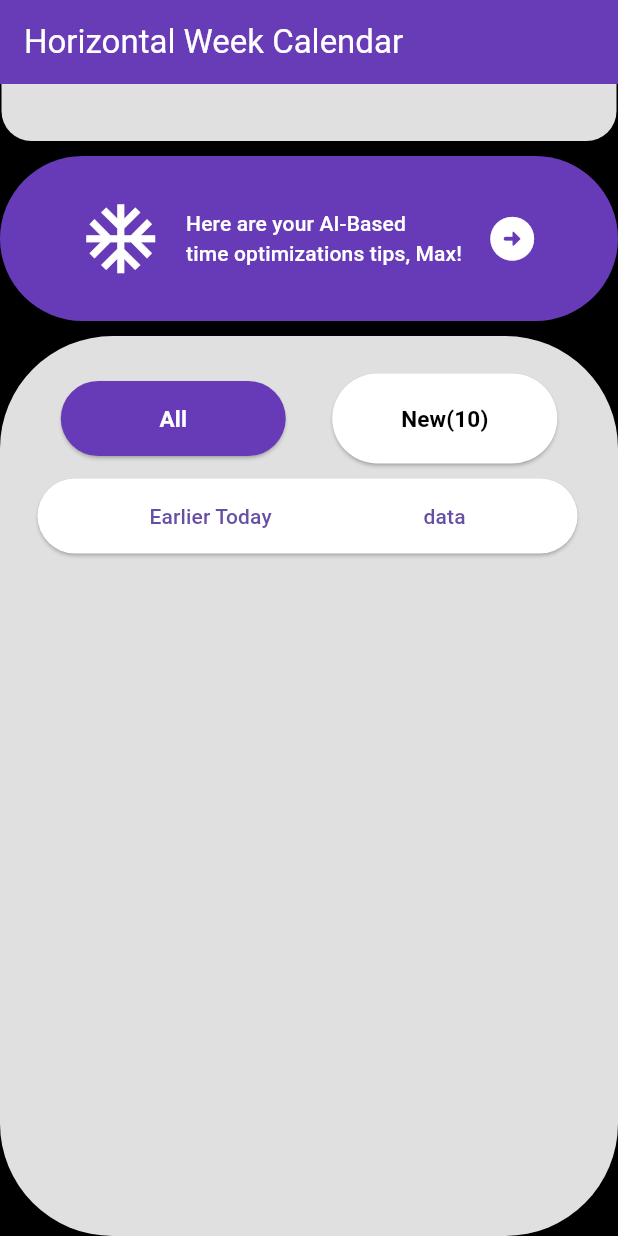
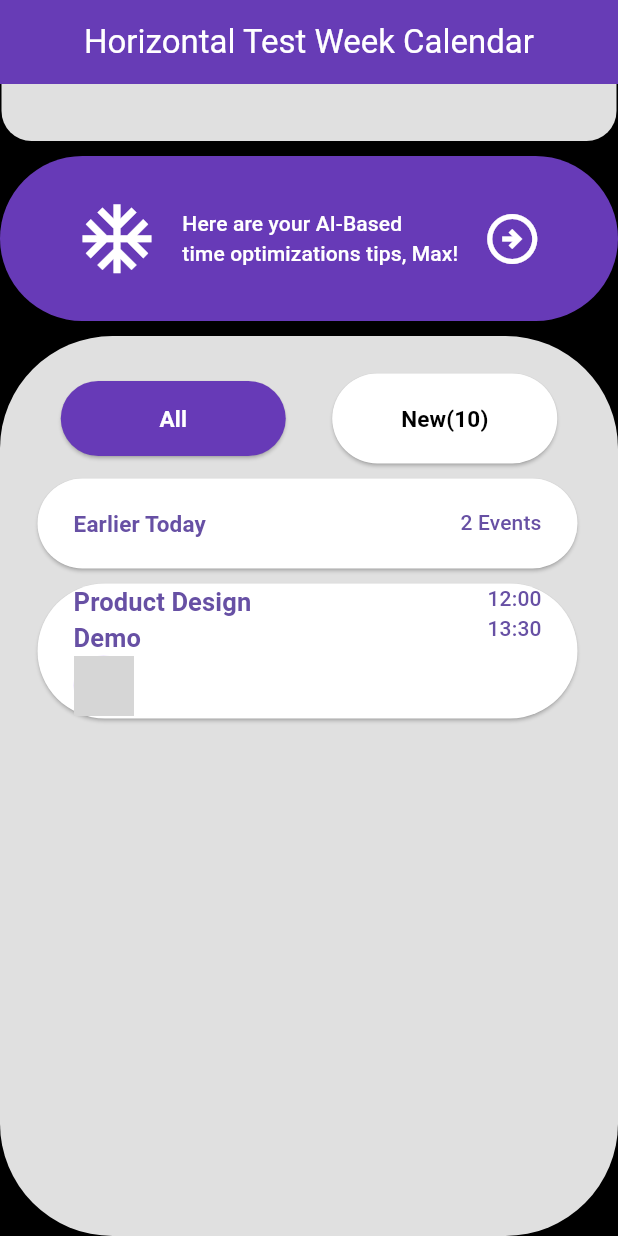
Before and after one commit to OscarNii/design, a Flutter app: the screen it shows after launch, scrolled down 192 dp, on a phone screen of 412 x 824 dp. Run offline on Flutter 3.47's test engine with Material 3 defaults, Android fonts, the phone set to English and light mode, and no system bars; missing offline and left inert: horizontal_week_calendar; grey boxes are pictures that could not be loaded.

```diff
--- /dev/null
+++ b/lib/firstRow.dart
@@ -0,0 +1,34 @@
+import 'package:flutter/material.dart';
+
+// ignore: camel_case_types
+class firstRow extends StatelessWidget {
+  const firstRow({
+    super.key,
+  });
+
+  @override
+  Widget build(BuildContext context) {
+    return ElevatedButton.icon(
+      onPressed: () {},
+      label: const Row(
+        crossAxisAlignment: CrossAxisAlignment.start,
+        mainAxisAlignment: MainAxisAlignment.spaceBetween,
+        children: [
+          Text("Earlier Today",
+              style: TextStyle(
+                fontWeight: FontWeight.bold,
+                fontSize: 15,
+              )),
+          Text("2 Events")
+        ],
+      ),
+      style: ElevatedButton.styleFrom(
+        backgroundColor: Colors.white,
+        fixedSize: const Size(
+          360,
+          60,
+        ),
+      ),
+    );
+  }
+}
--- a/lib/home.dart
+++ b/lib/home.dart
@@ -1,10 +1,11 @@
+import 'package:design/rowDetails1.dart';
 import 'package:design/rowWidget1.dart';
-import 'package:flutter/cupertino.dart';
 import 'package:flutter/material.dart';
 import 'package:flutter/widgets.dart';
 import 'package:horizontal_week_calendar/horizontal_week_calendar.dart';
 import 'package:intl/intl.dart';
 
+import 'firstRow.dart';
 import 'rowAI.dart';
 import 'rowWidget.dart';
 
@@ -28,10 +29,12 @@ class _HorizontalWeekCalendarPackageState
       backgroundColor: Colors.black,
       appBar: AppBar(
         backgroundColor: Colors.deepPurple,
-        title: const Text(
-          "Horizontal Week Calendar",
-          style: TextStyle(
-            color: Colors.white,
+        title: const Center(
+          child: Text(
+            "Horizontal Test Week Calendar",
+            style: TextStyle(
+              color: Colors.white,
+            ),
           ),
         ),
       ),
@@ -67,36 +70,24 @@ class _HorizontalWeekCalendarPackageState
                 ),
                 height: 600,
                 width: double.infinity,
-                child: Padding(
-                  padding: const EdgeInsets.all(25.0),
+                child: const Padding(
+                  padding: EdgeInsets.all(25.0),
                   child: Column(
                     crossAxisAlignment: CrossAxisAlignment.start,
                     children: [
-                      const Row(
+                      Row(
                         mainAxisAlignment: MainAxisAlignment.spaceAround,
                         children: [
                           rowWidget(),
                           rowWidget1(),
                         ],
                       ),
-                      const SizedBox(
+                      SizedBox(
                         height: 10,
                       ),
-                      ElevatedButton.icon(
-                        onPressed: () {},
-                        label: const Row(
-                          crossAxisAlignment: CrossAxisAlignment.start,
-                          mainAxisAlignment: MainAxisAlignment.spaceAround,
-                          children: [Text("Earlier Today"), Text("data")],
-                        ),
-                        style: ElevatedButton.styleFrom(
-                          backgroundColor: Colors.white,
-                          fixedSize: const Size(
-                            360,
-                            50,
-                          ),
-                        ),
-                      )
+                      firstRow(),
+                      SizedBox(height: 10),
+                      rowDetails1(),
                     ],
                   ),
                 ),
--- a/lib/rowAI.dart
+++ b/lib/rowAI.dart
@@ -1,4 +1,3 @@
-
 import 'package:flutter/material.dart';
 
 // ignore: camel_case_types
@@ -30,14 +29,10 @@ class rowAI extends StatelessWidget {
         SizedBox(
           width: 16.0,
         ),
-        Row(
-          children: [
-            Icon(
-              Icons.arrow_circle_right_rounded,
-              color: Colors.white,
-              size: 35.0,
-            ),
-          ],
+        Icon(
+          Icons.arrow_circle_right_outlined,
+          color: Colors.white,
+          size: 40.0,
         )
       ],
     );
--- /dev/null
+++ b/lib/rowDetails1.dart
@@ -0,0 +1,43 @@
+import 'package:flutter/material.dart';
+
+// ignore: camel_case_types
+class rowDetails1 extends StatelessWidget {
+  const rowDetails1({
+    super.key,
+  });
+
+  @override
+  Widget build(BuildContext context) {
+    return ElevatedButton.icon(
+      onPressed: () {},
+      label: const Row(
+        crossAxisAlignment: CrossAxisAlignment.start,
+        mainAxisAlignment: MainAxisAlignment.spaceBetween,
+        children: [
+          Column(
+            crossAxisAlignment: CrossAxisAlignment.start,
+            children: [
+              Text("Product Design \nDemo",
+                  style: TextStyle(
+                    fontWeight: FontWeight.bold,
+                    fontSize: 17,
+                  )),
+              CircleAvatar(
+                radius: 20,
+                backgroundImage: AssetImage("assets/img1.jpg"),
+              )
+            ],
+          ),
+          Text("12:00\n13:30")
+        ],
+      ),
+      style: ElevatedButton.styleFrom(
+        backgroundColor: Colors.white,
+        fixedSize: const Size(
+          360,
+          90,
+        ),
+      ),
+    );
+  }
+}
--- a/pubspec.yaml
+++ b/pubspec.yaml
@@ -61,8 +61,8 @@ flutter:
   uses-material-design: true
 
   # To add assets to your application, add an assets section, like this:
-  # assets:
-  #   - images/a_dot_burr.jpeg
+  assets:
+    - assets/
   #   - images/a_dot_ham.jpeg
 
   # An image asset can refer to one or more resolution-specific "variants", see
```
Also changed, not shown: assets/img.jpg (added), assets/img2.jpg (added), assets/img3.jpg (added).
